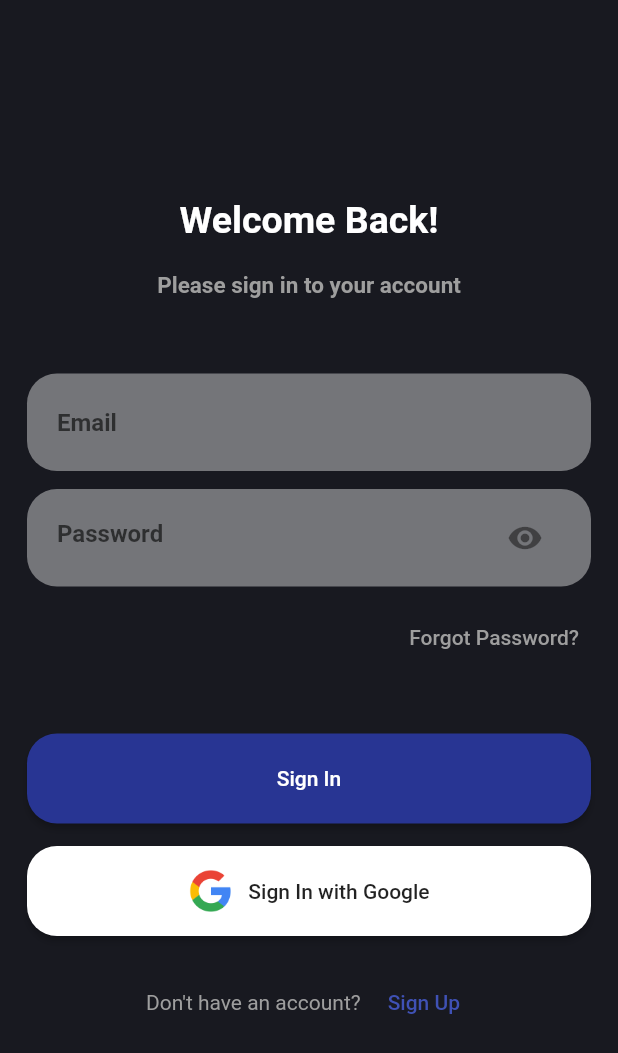
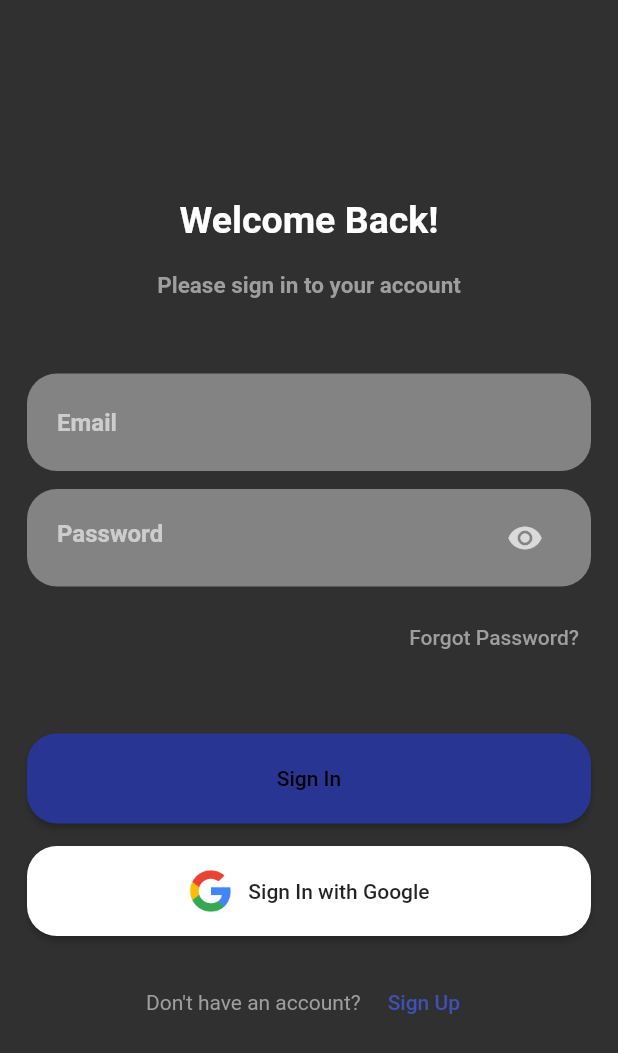
Before and after one commit to Ferrozo/todo-app-and-firebase-with-bloc, a Flutter app: the screen it shows after launch, on a phone screen of 412 x 824 dp. Shown: the top 1053 px of the screen. Run offline on Flutter 3.47's test engine with Material 2 defaults, Android fonts, the phone set to English and light mode, and no system bars; our stand-ins replace bloc, email_validator, equatable, firebase_auth, firebase_core, flutter_bloc and 2 more; accounts and stored records are empty.

Commit message:
upgrade the layout

```diff
--- /dev/null
+++ b/lib/src/presentation/blocs/bloc_exports.dart
@@ -0,0 +1 @@
+// import ''
--- a/lib/src/presentation/blocs/dark_mode/dark_mode_event.dart
+++ b/lib/src/presentation/blocs/dark_mode/dark_mode_event.dart
@@ -6,3 +6,7 @@ abstract class DarkModeEvent extends Equatable {
   @override
   List<Object> get props => [];
 }
+
+class DarkModeOnEvent extends DarkModeEvent {}
+
+class DarkModeOffEvent extends DarkModeEvent {}
--- a/lib/src/presentation/blocs/dark_mode/dark_mode_state.dart
+++ b/lib/src/presentation/blocs/dark_mode/dark_mode_state.dart
@@ -1,10 +1,14 @@
 part of 'dark_mode_bloc.dart';
 
-abstract class DarkModeState extends Equatable {
-  const DarkModeState();
+class DarkModeState extends Equatable {
+  DarkModeState({required this.isDarkMode});
+
+  bool isDarkMode;
 
   @override
-  List<Object> get props => [];
+  List<Object> get props => [isDarkMode];
 }
 
-class DarkModeInitial extends DarkModeState {}
+class DarkModeInitial extends DarkModeState {
+  DarkModeInitial({required super.isDarkMode});
+}
--- a/lib/src/presentation/screen/home/home_page.dart
+++ b/lib/src/presentation/screen/home/home_page.dart
@@ -5,6 +5,8 @@ import 'package:flutter_bloc/flutter_bloc.dart';
 import 'package:todo_app_with_firebase/src/domain/repositories/auth_repository.dart';
 import 'package:todo_app_with_firebase/src/domain/usecases/app_route.dart';
 import 'package:todo_app_with_firebase/src/presentation/blocs/auth/auth_bloc.dart';
+import 'package:todo_app_with_firebase/src/presentation/blocs/dark_mode/dark_mode_bloc.dart';
+import 'package:todo_app_with_firebase/src/presentation/theme/theme.dart';
 
 import '../main_page/main_page.dart';
 import '../sign_in/sign_in.dart';
@@ -16,11 +18,21 @@ class HomePage extends StatelessWidget {
   Widget build(BuildContext context) {
     return RepositoryProvider(
       create: (context) => AuthRepository(),
-      child: BlocProvider(
+      child: MultiBlocProvider(
+        providers: [
+          BlocProvider(
               create: (context) => AuthBloc(
-          authRepository: RepositoryProvider.of<AuthRepository>(context),
-        ),
-        child: MaterialApp(
+                    authRepository:
+                        RepositoryProvider.of<AuthRepository>(context),
+                  )),
+          BlocProvider(create: (context) => DarkModeBloc()),
+        ],
+        child: BlocBuilder<DarkModeBloc, DarkModeState>(
+          builder: (context, state) {
+            return MaterialApp(
+              theme: state.isDarkMode
+                  ? AppThemes.appThemeData[AppTheme.darkMode]
+                  : AppThemes.appThemeData[AppTheme.lightMode],
               home: StreamBuilder<User?>(
                 stream: FirebaseAuth.instance.authStateChanges(),
                 builder: (context, snapshot) {
@@ -31,6 +43,8 @@ class HomePage extends StatelessWidget {
                 },
               ),
               onGenerateRoute: appRouter.onGenerateRoute,
+            );
+          },
         ),
       ),
     );
--- a/lib/src/presentation/screen/main_page/main_page.dart
+++ b/lib/src/presentation/screen/main_page/main_page.dart
@@ -43,7 +43,7 @@ class _MainPageState extends State<MainPage> {
       builder: (context, state) {
         List<Task> todosList = state.allTasks;
         return Scaffold(
-          backgroundColor: const Color(0xFF181920),
+          // backgroundColor: const Color(0xFF181920),
           appBar: AppBar(
             elevation: 0,
             backgroundColor: Colors.transparent,
--- a/lib/src/presentation/screen/sign_in/sign_in.dart
+++ b/lib/src/presentation/screen/sign_in/sign_in.dart
@@ -54,7 +54,7 @@ class _SignInState extends State<SignIn> {
   @override
   Widget build(BuildContext context) {
     return Scaffold(
-      backgroundColor: const Color(0xFF181920),
+      // backgroundColor: const Color(0xFF181920),
       body: BlocListener<AuthBloc, AuthState>(
         listener: (context, state) {
           if (state is Authenticated) {
--- a/lib/src/presentation/screen/sign_up/sign_up.dart
+++ b/lib/src/presentation/screen/sign_up/sign_up.dart
@@ -47,7 +47,7 @@ class _SignUpState extends State<SignUp> {
   @override
   Widget build(BuildContext context) {
     return Scaffold(
-      backgroundColor: const Color(0xFF181920),
+      // backgroundColor: const Color(0xFF181920),
       body: BlocConsumer<AuthBloc, AuthState>(
         listener: (context, state) {
           if (state is Authenticated) {
--- a/lib/src/presentation/screen/trash/trash.dart
+++ b/lib/src/presentation/screen/trash/trash.dart
@@ -14,7 +14,7 @@ class Trash extends StatelessWidget {
     return BlocBuilder<TasksBloc, TasksState>(
       builder: (context, state) {
         return Scaffold(
-          backgroundColor: const Color(0xFF181920),
+          // backgroundColor: const Color(0xFF181920),
           appBar: AppBar(
             centerTitle: true,
             title: const Text('Trash'),
--- a/lib/src/presentation/theme/theme.dart
+++ b/lib/src/presentation/theme/theme.dart
@@ -1,34 +1,49 @@
 import 'package:flutter/material.dart';
 
-class FlutterTodosTheme {
-  static ThemeData get light {
-    return ThemeData(
-      appBarTheme: const AppBarTheme(
-        color: Color(0xFF13B9FF),
+enum AppTheme {
+  lightMode,
+  darkMode,
+}
+
+class AppThemes {
+  static final appThemeData = {
+    AppTheme.darkMode: ThemeData(
+      primarySwatch: Colors.grey,
+      primaryColor: Colors.black,
+      brightness: Brightness.dark,
+      backgroundColor: Colors.white,
+      dividerColor: Colors.black,
+      floatingActionButtonTheme: const FloatingActionButtonThemeData(
+        backgroundColor: Colors.white,
+        foregroundColor: Colors.white,
       ),
-      colorScheme: ColorScheme.fromSwatch(
-        accentColor: const Color(0xFF13B9FF),
+      textButtonTheme: TextButtonThemeData(
+        style: ButtonStyle(
+          foregroundColor: MaterialStateProperty.all(Colors.white),
+        ),
       ),
-      snackBarTheme: const SnackBarThemeData(
-        behavior: SnackBarBehavior.floating,
+      textTheme: const TextTheme(
+        subtitle1: TextStyle(color: Colors.white),
       ),
-      toggleableActiveColor: const Color(0xFF13B9FF),
-    );
-  }
-
-  static ThemeData get dark {
-    return ThemeData(
-      appBarTheme: const AppBarTheme(
-        color: Color(0xFF13B9FF),
+    ),
+    AppTheme.lightMode: ThemeData(
+      primarySwatch: Colors.grey,
+      primaryColor: Colors.black,
+      brightness: Brightness.dark,
+      backgroundColor: Colors.white,
+      dividerColor: Colors.black54,
+      floatingActionButtonTheme: const FloatingActionButtonThemeData(
+        backgroundColor: Color(0xFF181920),
+        foregroundColor: Colors.white,
       ),
-      colorScheme: ColorScheme.fromSwatch(
-        brightness: Brightness.dark,
-        accentColor: const Color(0xFF13B9FF),
+      textButtonTheme: TextButtonThemeData(
+        style: ButtonStyle(
+          foregroundColor: MaterialStateProperty.all(Colors.black),
+        ),
       ),
-      snackBarTheme: const SnackBarThemeData(
-        behavior: SnackBarBehavior.floating,
+      textTheme: const TextTheme(
+        subtitle1: TextStyle(color: Colors.black),
       ),
-      toggleableActiveColor: const Color(0xFF13B9FF),
-    );
-  }
+    )
+  };
 }
```
Also changed, not shown: lib/src/presentation/blocs/dark_mode/dark_mode_bloc.dart (+12 -3 lines), lib/src/presentation/screen/left_bar/left_bar.dart (+17 -20 lines). Lines whose indentation alone changed are shown as unchanged.
